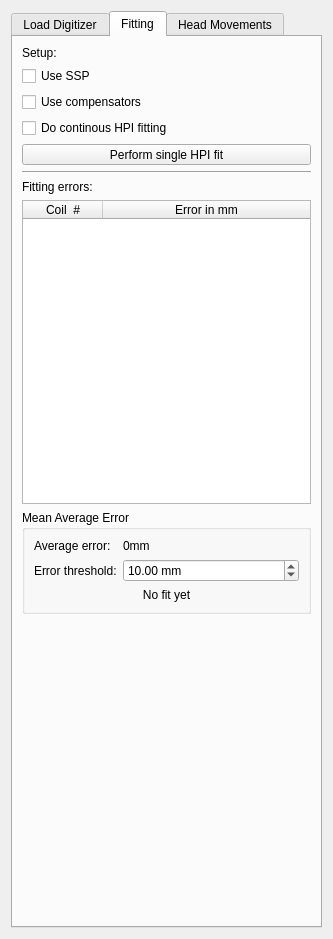
Above: libraries/disp/viewers/formfiles/hpisettingsview.ui from mne-tools/mne-cpp before the change. Below: the same form after it.
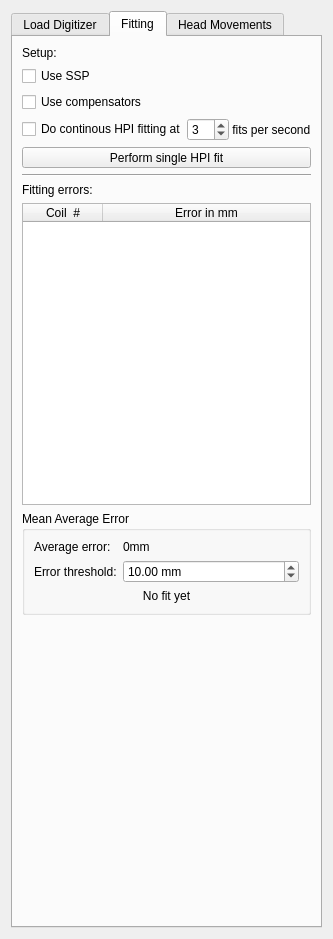
That is the form after the change. The open tabs and pages were chosen to show the change.

Commit message: ENH: new control for fits per second in hpisettingsview

The edit to the form file:
```diff
--- a/libraries/disp/viewers/formfiles/hpisettingsview.ui
+++ b/libraries/disp/viewers/formfiles/hpisettingsview.ui
@@ -275,10 +275,51 @@
         </widget>
        </item>
        <item>
-        <widget class="QCheckBox" name="m_checkBox_continousHPI">
-         <property name="text">
-          <string>Do continous HPI fitting</string>
-         </property>
+        <widget class="QWidget" name="widget" native="true">
+         <layout class="QHBoxLayout" name="horizontalLayout">
+          <property name="spacing">
+           <number>0</number>
+          </property>
+          <property name="leftMargin">
+           <number>0</number>
+          </property>
+          <property name="topMargin">
+           <number>0</number>
+          </property>
+          <property name="rightMargin">
+           <number>0</number>
+          </property>
+          <property name="bottomMargin">
+           <number>0</number>
+          </property>
+          <item>
+           <widget class="QCheckBox" name="m_checkBox_continousHPI">
+            <property name="text">
+             <string>Do continous HPI fitting at</string>
+            </property>
+           </widget>
+          </item>
+          <item>
+           <widget class="QSpinBox" name="m_spinBox_fps">
+            <property name="minimum">
+             <number>1</number>
+            </property>
+            <property name="maximum">
+             <number>10</number>
+            </property>
+            <property name="value">
+             <number>3</number>
+            </property>
+           </widget>
+          </item>
+          <item>
+           <widget class="QLabel" name="label_3">
+            <property name="text">
+             <string> fits per second</string>
+            </property>
+           </widget>
+          </item>
+         </layout>
         </widget>
        </item>
        <item>
```
Left out of the diff: 1 changed line with no effect on the pictures. The commit also changes 2 other files.
